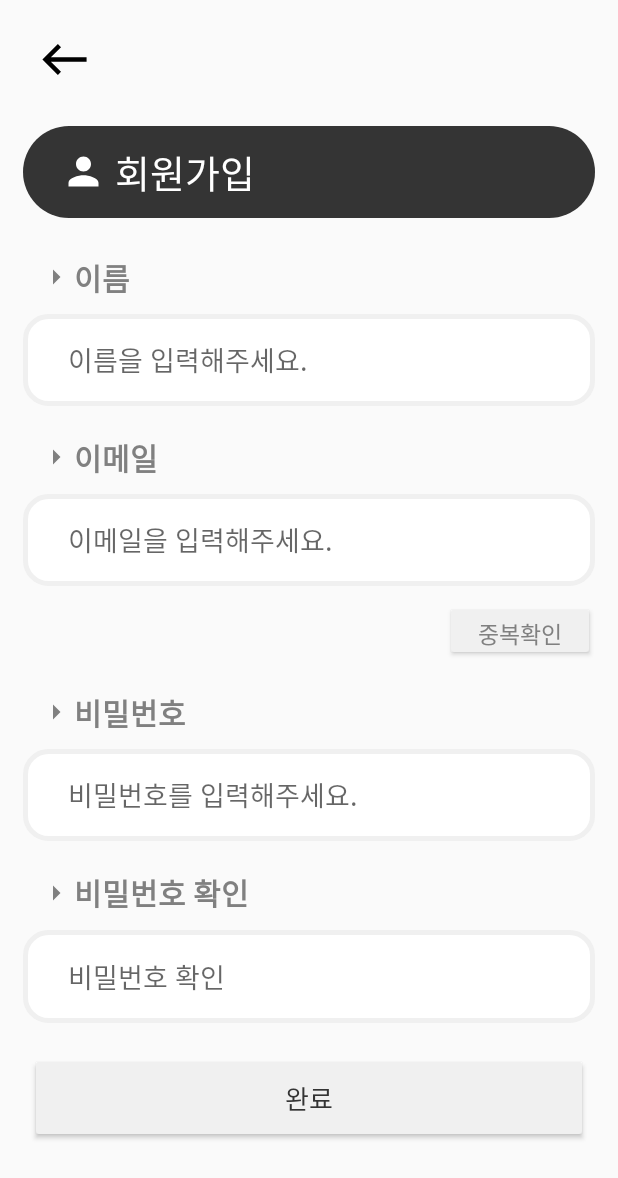
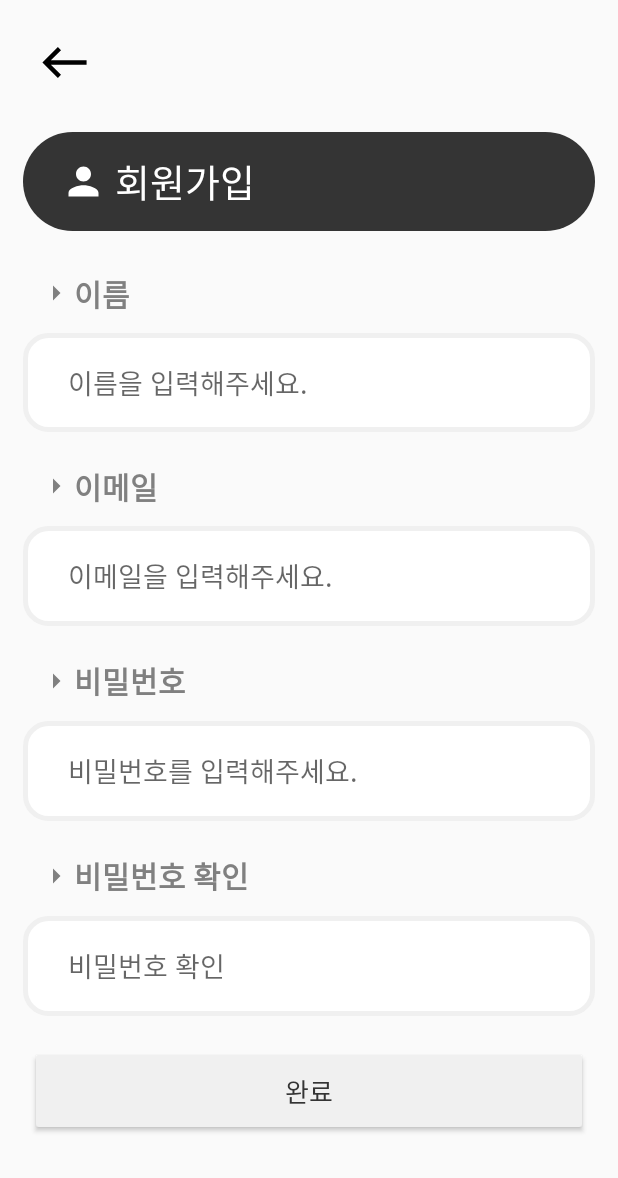
Before and after one commit to LeeMinJii/SSMemorize, an Android app: the layout activity_sign_up.xml on its own in the app's theme, with its tools: preview values and no code run, on a phone screen of 412 x 824 dp. Shown: the top 1178 px of the screen. Run offline under Robolectric (Android 15) with nearby library versions, the phone set to English and light mode, and no system bars; Roboto replaces fonts that are not available here.

Commit message:
로그읜&회원가입 완료

```diff
--- a/app/src/main/res/layout/activity_login.xml
+++ b/app/src/main/res/layout/activity_login.xml
@@ -53,6 +53,7 @@
         android:fontFamily="@font/cafe"/>
 
     <EditText
+        android:id="@+id/login_email"
         android:layout_width="match_parent"
         android:layout_height="0dp"
         android:layout_weight="1"
@@ -82,6 +83,7 @@
         android:fontFamily="@font/cafe"/>
 
     <EditText
+        android:id="@+id/login_password"
         android:layout_width="match_parent"
         android:layout_height="0dp"
         android:layout_marginLeft="15dp"
@@ -90,7 +92,8 @@
         android:background="@drawable/thin_gray"
         android:fontFamily="@font/cafe_air"
         android:hint="비밀번호를 입력해주세요."
-        android:paddingLeft="30dp" />
+        android:paddingLeft="30dp"
+        android:inputType="textPassword" />
 
     <Button
         android:id="@+id/btn_login_end"
--- a/app/src/main/res/layout/activity_sign_up.xml
+++ b/app/src/main/res/layout/activity_sign_up.xml
@@ -84,19 +84,6 @@
         android:paddingLeft="30dp"
         android:fontFamily="@font/cafe_air"/>
 
-    <Button
-        android:id="@+id/duplication"
-        android:layout_width="100dp"
-        android:layout_height="40dp"
-        android:layout_marginTop="10dp"
-        android:layout_marginRight="15dp"
-        android:layout_gravity="right"
-        android:text="중복확인"
-        android:textSize="15dp"
-        android:textColor="@color/darkgray"
-        android:backgroundTint="#F0F0F0"
-        android:fontFamily="@font/cafe"/>
-
     <TextView
         android:layout_width="match_parent"
         android:layout_height="0dp"
@@ -121,7 +108,8 @@
         android:layout_marginRight="15dp"
         android:hint="비밀번호를 입력해주세요."
         android:paddingLeft="30dp"
-        android:fontFamily="@font/cafe_air"/>
+        android:fontFamily="@font/cafe_air"
+        android:inputType="textPassword"/>
 
     <TextView
         android:layout_width="match_parent"
@@ -146,7 +134,8 @@
         android:layout_marginRight="15dp"
         android:hint="비밀번호 확인"
         android:paddingLeft="30dp"
-        android:fontFamily="@font/cafe_air"/>
+        android:fontFamily="@font/cafe_air"
+        android:inputType="textPassword"/>
 
     <Button
         android:id="@+id/sign_up_check"
```
Also changed, not shown: app/src/main/java/com/example/ssmemorize/Login.java (+31 -3 lines), app/src/main/java/com/example/ssmemorize/SignUp.java (+17 -21 lines).
